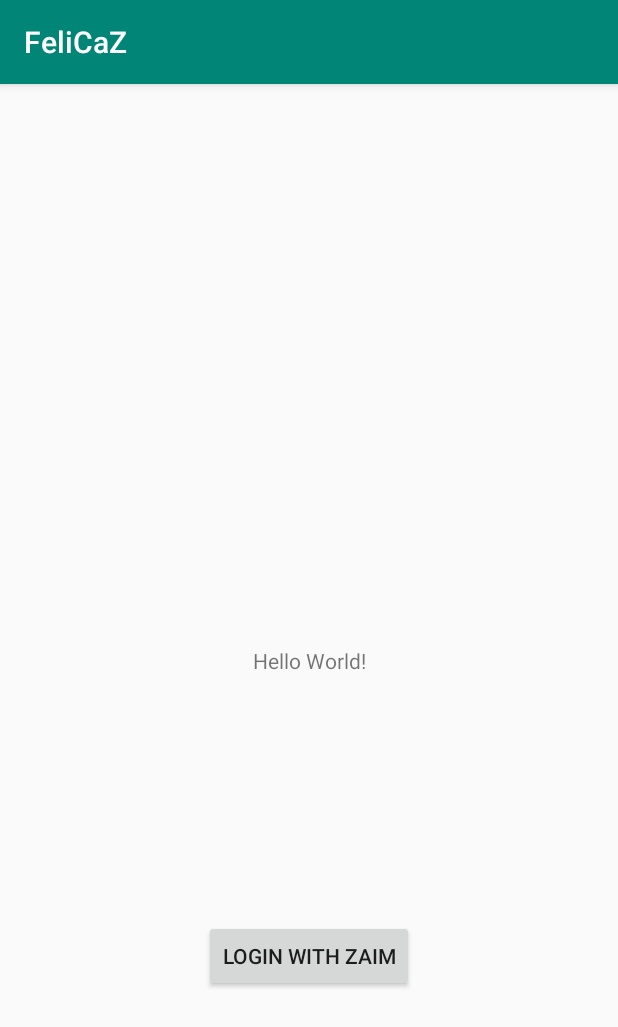
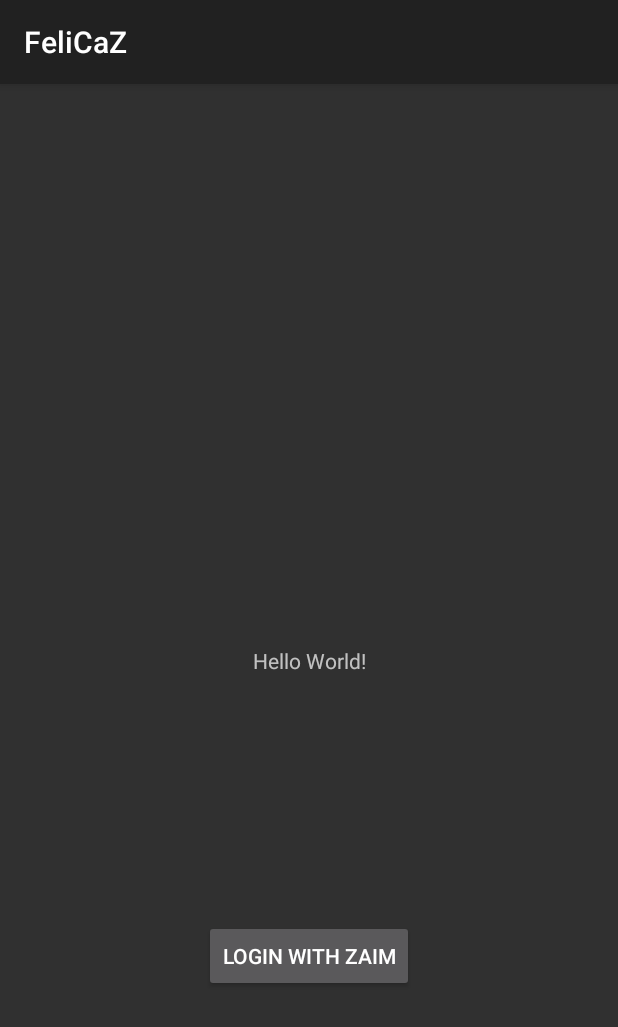
Before and after one commit to deka0106/FeliCaZ, an Android app: the screen it shows after launch (MainActivity), on a phone screen of 412 x 824 dp. Shown: the top 1027 px of the screen. Run offline under Robolectric (Android 15) with nearby library versions, the light colour scheme and no system bars; 1 statement that could not run was skipped.

Commit message:
apply dark theme

```diff
--- a/app/src/main/java/work/deka/felicaz/MainActivity.kt
+++ b/app/src/main/java/work/deka/felicaz/MainActivity.kt
@@ -13,8 +13,8 @@ import android.util.Log
 import android.view.View
 import android.widget.Toast
 import kotlinx.coroutines.*
+import work.deka.felicaz.util.saveCredentials
 import work.deka.felicaz.util.zaim
-import work.deka.felicaz.util.saveCredentials
 import work.deka.nfc.NfcFReader
 import work.deka.nfc.exception.NfcException
 import work.deka.zaim.exception.ZaimException
--- a/app/src/main/res/layout/activity_main.xml
+++ b/app/src/main/res/layout/activity_main.xml
@@ -1,14 +1,15 @@
 <?xml version="1.0" encoding="utf-8"?>
 <android.support.constraint.ConstraintLayout
         xmlns:android="http://schemas.android.com/apk/res/android"
+        xmlns:app="http://schemas.android.com/apk/res-auto"
         xmlns:tools="http://schemas.android.com/tools"
-        xmlns:app="http://schemas.android.com/apk/res-auto"
+        android:id="@+id/container"
         android:layout_width="match_parent"
         android:layout_height="match_parent"
         tools:context=".MainActivity">
 
     <TextView
-            android:id="@+id/text"
+            android:id="@+id/message"
             android:layout_width="wrap_content"
             android:layout_height="wrap_content"
             android:text="Hello World!"
@@ -26,7 +27,7 @@
             app:layout_constraintBottom_toBottomOf="parent"
             app:layout_constraintLeft_toLeftOf="parent"
             app:layout_constraintRight_toRightOf="parent"
-            app:layout_constraintTop_toBottomOf="@+id/text"
+            app:layout_constraintTop_toBottomOf="@+id/message"
             android:onClick="startAuthorize"/>
 
 </android.support.constraint.ConstraintLayout>
--- a/app/src/main/res/values/colors.xml
+++ b/app/src/main/res/values/colors.xml
@@ -1,6 +1,3 @@
 <?xml version="1.0" encoding="utf-8"?>
 <resources>
-    <color name="colorPrimary">#008577</color>
-    <color name="colorPrimaryDark">#00574B</color>
-    <color name="colorAccent">#D81B60</color>
 </resources>
--- a/app/src/main/res/values/styles.xml
+++ b/app/src/main/res/values/styles.xml
@@ -1,11 +1,7 @@
 <resources>
 
     <!-- Base application theme. -->
-    <style name="AppTheme" parent="Theme.AppCompat.Light.DarkActionBar">
-        <!-- Customize your theme here. -->
-        <item name="colorPrimary">@color/colorPrimary</item>
-        <item name="colorPrimaryDark">@color/colorPrimaryDark</item>
-        <item name="colorAccent">@color/colorAccent</item>
+    <style name="AppTheme" parent="Theme.AppCompat">
     </style>
 
 </resources>
```
Also changed, not shown: app/build.gradle.kts (line endings or trailing spaces).
